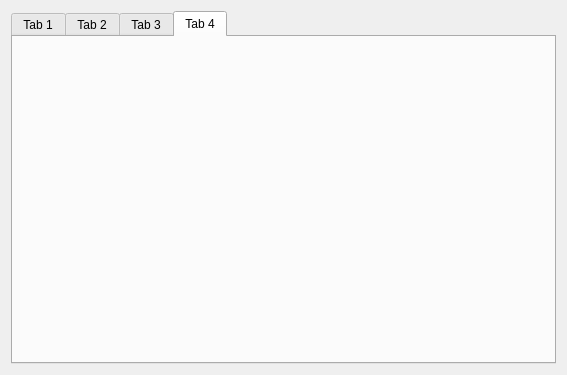
First picture: the form in Raspberry/Aiot/mainwidget.ui, repository KimMS-99/Qt, before the edit.
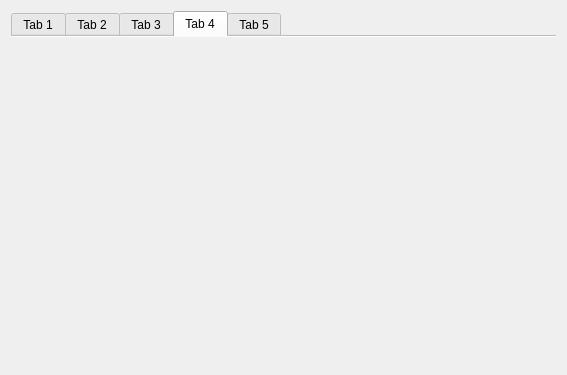
Second picture: the form after the edit. The open tabs and pages were chosen to show the change.

Diff of the .ui file:
```diff
--- a/Raspberry/Aiot/mainwidget.ui
+++ b/Raspberry/Aiot/mainwidget.ui
@@ -23,7 +23,10 @@
    <item>
     <widget class="QTabWidget" name="pTabWidget">
      <property name="currentIndex">
-      <number>3</number>
+      <number>4</number>
+     </property>
+     <property name="documentMode">
+      <bool>true</bool>
      </property>
      <widget class="QWidget" name="pTab1">
       <attribute name="title">
@@ -45,6 +48,11 @@
        <string>Tab 4</string>
       </attribute>
      </widget>
+     <widget class="QWidget" name="pTab5">
+      <attribute name="title">
+       <string>Tab 5</string>
+      </attribute>
+     </widget>
     </widget>
    </item>
   </layout>
```
